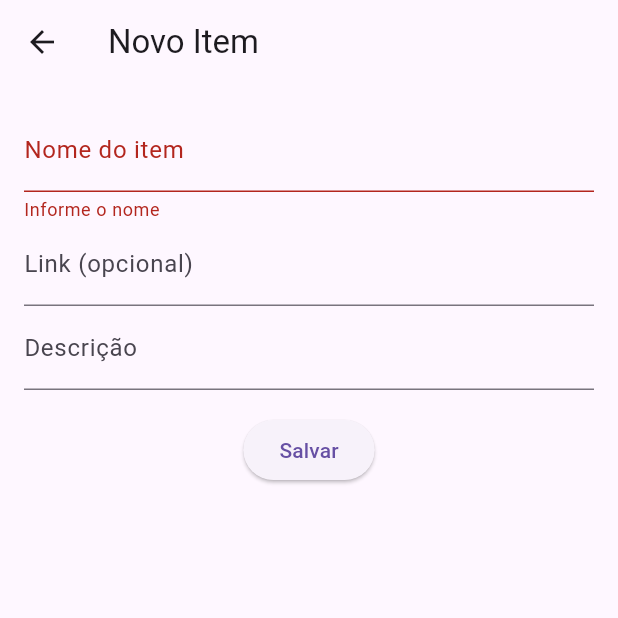
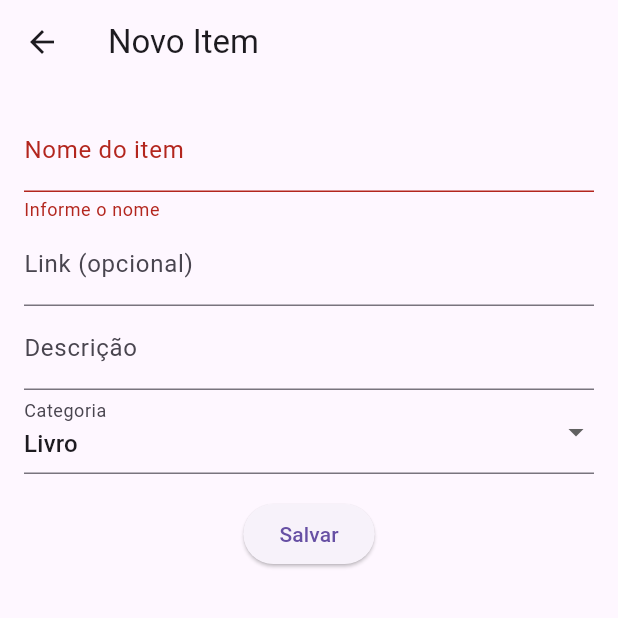
Before and after one commit to barnir/wishlist, a Flutter app: the AddItemScreen screen opened directly, after a tap on "Salvar", on a phone screen of 412 x 824 dp, the top half of it. Run offline on Flutter 3.47's test engine with Material 3 defaults, Android fonts, the light colour scheme and no system bars; our stand-ins replace hive, hive_flutter; accounts and stored records are empty.

Commit message:
update v0.1

```diff
--- a/lib/models/wish_item.dart
+++ b/lib/models/wish_item.dart
@@ -13,5 +13,13 @@ class WishItem extends HiveObject {
   @HiveField(2)
   String? description;
 
-  WishItem({required this.title, this.link, this.description});
+  @HiveField(3)
+  String category; // NOVO CAMPO
+
+  WishItem({
+    required this.title,
+    this.link,
+    this.description,
+    required this.category,
+  });
 }
--- a/lib/screens/add_item_screen.dart
+++ b/lib/screens/add_item_screen.dart
@@ -12,12 +12,25 @@ class _AddItemScreenState extends State<AddItemScreen> {
   String title = '';
   String link = '';
   String description = '';
+String categoriaSelecionada = 'Livro';
 
+final categorias = [
+  'Livro',
+  'Eletrónico',
+  'Viagem',
+  'Moda',
+  'Casa',
+  'Outro'
+];
   void saveItem() {
     if (_formKey.currentState!.validate()) {
       Hive.box<WishItem>('wishlist').add(
-        WishItem(title: title, link: link.isNotEmpty ? link : null, description: description),
-      );
+        WishItem(
+            title: title,
+            link: link.isNotEmpty ? link : null,
+            description: description,
+            category: categoriaSelecionada),
+        );
       Navigator.pop(context);
     }
   }
@@ -45,6 +58,14 @@ class _AddItemScreenState extends State<AddItemScreen> {
                 decoration: InputDecoration(labelText: 'Descrição'),
                 onChanged: (v) => setState(() => description = v),
               ),
+              DropdownButtonFormField<String>(
+              value: categoriaSelecionada,
+              items: categorias
+                  .map((cat) => DropdownMenuItem(child: Text(cat), value: cat))
+                  .toList(),
+              onChanged: (v) => setState(() => categoriaSelecionada = v!),
+              decoration: InputDecoration(labelText: 'Categoria'),
+),
               SizedBox(height: 16),
               ElevatedButton(
                 onPressed: saveItem,
--- a/lib/widgets/wish_item_tile.dart
+++ b/lib/widgets/wish_item_tile.dart
@@ -13,6 +13,18 @@ class WishItemTile extends StatelessWidget {
       title: Text(item.title),
       subtitle: item.link != null ? Text(item.link!) : null,
       trailing: IconButton(icon: Icon(Icons.delete), onPressed: onDelete),
+      leading: categoriaImagem(item.category),
     );
   }
+  Widget categoriaImagem(String cat) {
+  switch (cat) {
+    case 'Livro': return Icon(Icons.book, size: 40);
+    case 'Eletrónico': return Icon(Icons.electrical_services, size: 40);
+    case 'Viagem': return Icon(Icons.flight, size: 40);
+    case 'Moda': return Icon(Icons.checkroom, size: 40);
+    case 'Casa': return Icon(Icons.home, size: 40);
+    default: return Icon(Icons.star, size: 40);
+  }
 }
+
+}
```
Also changed, not shown: lib/models/wish_item.g.dart, 1 other file.
